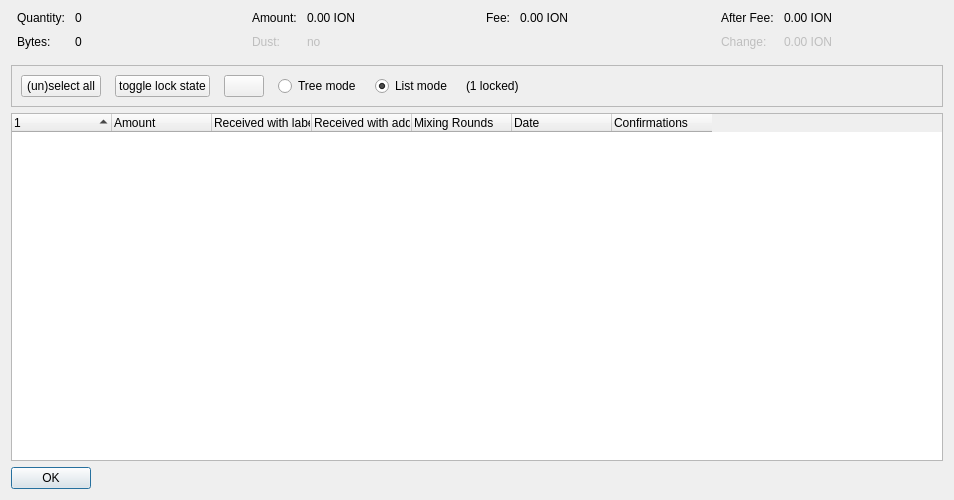
First picture: the form in src/qt/forms/coincontroldialog.ui, repository cryptolinux/ion, before the edit.
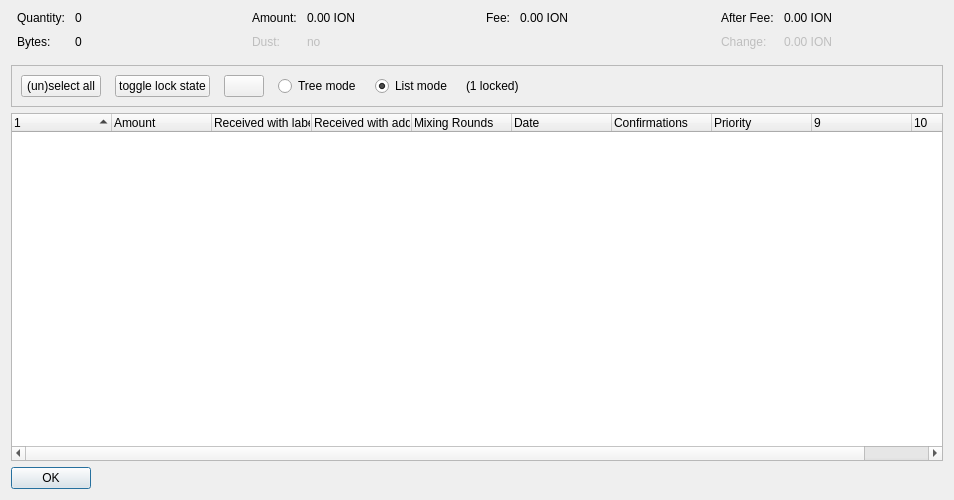
Second picture: the form after the edit. Custom widgets are drawn as their Qt base class.

The edit to the form file:
```diff
--- a/src/qt/forms/coincontroldialog.ui
+++ b/src/qt/forms/coincontroldialog.ui
@@ -392,7 +392,7 @@
       <bool>false</bool>
      </property>
      <property name="columnCount">
-      <number>7</number>
+      <number>10</number>
      </property>
      <attribute name="headerShowSortIndicator" stdset="0">
       <bool>true</bool>
@@ -438,6 +438,21 @@
        <string>Confirmed</string>
       </property>
      </column>
+     <column>
+      <property name="text">
+       <string>Priority</string>
+      </property>
+     </column>
+     <column>
+      <property name="text">
+       <string/>
+      </property>
+     </column>
+     <column>
+      <property name="text">
+       <string/>
+      </property>
+     </column>
     </widget>
    </item>
    <item>
```
